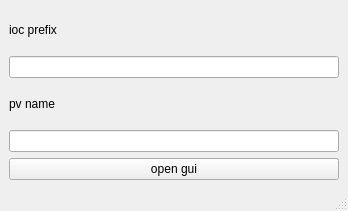
First picture: the form in ecmcMainWndDesigner.ui, repository anderssandstrom/ecmccomgui, before the edit.
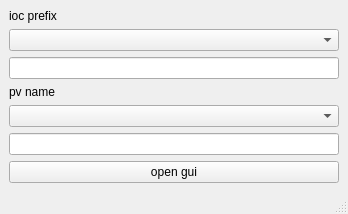
Second picture: the form after the edit.

Commit message: Add combo boxes for frequently used prefix and pv names

The edit to the form file:
```diff
--- a/ecmcMainWndDesigner.ui
+++ b/ecmcMainWndDesigner.ui
@@ -26,6 +26,9 @@
           </property>
          </widget>
         </item>
+        <item>
+         <widget class="QComboBox" name="comboPrefix"/>
+        </item>
         <item>
          <widget class="QLineEdit" name="lineIOCPrefix"/>
         </item>
@@ -36,6 +39,13 @@
           </property>
          </widget>
         </item>
+        <item>
+         <widget class="QComboBox" name="comboPvName">
+          <property name="currentText">
+           <string/>
+          </property>
+         </widget>
+        </item>
         <item>
          <widget class="QLineEdit" name="linepvName"/>
         </item>
```
The commit also changes 3 other files.
